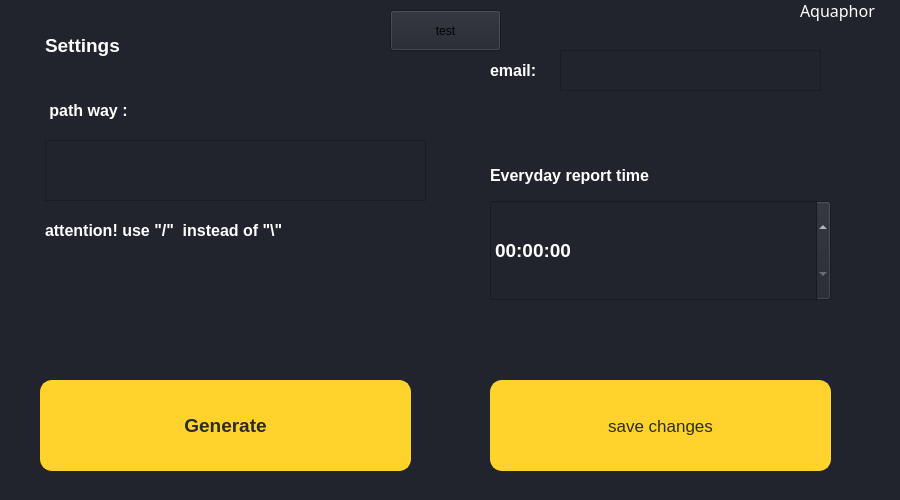
LekzLuthor/Aquaphor_Soft, file main_window.ui: the form before one commit.
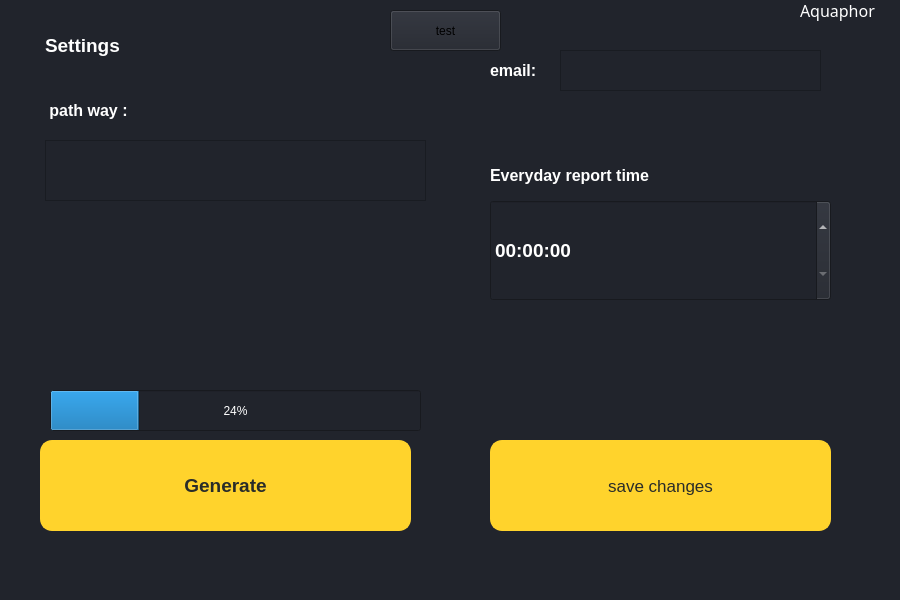
The form after the commit.

Patch:
```diff
--- a/main_window.ui
+++ b/main_window.ui
@@ -7,7 +7,7 @@
     <x>0</x>
     <y>0</y>
     <width>900</width>
-    <height>500</height>
+    <height>600</height>
    </rect>
   </property>
   <property name="sizePolicy">
@@ -19,13 +19,13 @@
   <property name="minimumSize">
    <size>
     <width>900</width>
-    <height>500</height>
+    <height>600</height>
    </size>
   </property>
   <property name="maximumSize">
    <size>
     <width>900</width>
-    <height>500</height>
+    <height>600</height>
    </size>
   </property>
   <property name="font">
@@ -68,7 +68,7 @@
     <property name="geometry">
      <rect>
       <x>490</x>
-      <y>380</y>
+      <y>440</y>
       <width>341</width>
       <height>91</height>
      </rect>
@@ -132,7 +132,7 @@
     <property name="geometry">
      <rect>
       <x>40</x>
-      <y>380</y>
+      <y>440</y>
       <width>371</width>
       <height>91</height>
      </rect>
@@ -322,30 +322,6 @@
      <string notr="true">color: white;</string>
     </property>
    </widget>
-   <widget class="QLabel" name="label_8">
-    <property name="geometry">
-     <rect>
-      <x>45</x>
-      <y>220</y>
-      <width>381</width>
-      <height>21</height>
-     </rect>
-    </property>
-    <property name="font">
-     <font>
-      <family>Microsoft JhengHei UI</family>
-      <pointsize>12</pointsize>
-      <weight>75</weight>
-      <bold>true</bold>
-     </font>
-    </property>
-    <property name="styleSheet">
-     <string notr="true">color: white;</string>
-    </property>
-    <property name="text">
-     <string>attention! use &quot;/&quot;  instead of &quot;\&quot; </string>
-    </property>
-   </widget>
    <widget class="QLabel" name="emailStatusBar">
     <property name="geometry">
      <rect>
@@ -403,36 +379,36 @@
    <widget class="QLabel" name="pathwayStatusBar">
     <property name="geometry">
      <rect>
-      <x>70</x>
-      <y>280</y>
-      <width>331</width>
-      <height>21</height>
-     </rect>
-    </property>
-    <property name="font">
-     <font>
-      <family>Microsoft JhengHei UI</family>
-      <pointsize>12</pointsize>
-      <weight>75</weight>
-      <bold>true</bold>
-     </font>
-    </property>
-    <property name="styleSheet">
-     <string notr="true">color: white;</string>
-    </property>
-    <property name="text">
-     <string/>
-    </property>
-    <property name="alignment">
-     <set>Qt::AlignCenter</set>
-    </property>
-   </widget>
-   <widget class="QLabel" name="loadStatusChecker">
-    <property name="geometry">
-     <rect>
       <x>60</x>
-      <y>330</y>
+      <y>210</y>
       <width>331</width>
+      <height>21</height>
+     </rect>
+    </property>
+    <property name="font">
+     <font>
+      <family>Microsoft JhengHei UI</family>
+      <pointsize>12</pointsize>
+      <weight>75</weight>
+      <bold>true</bold>
+     </font>
+    </property>
+    <property name="styleSheet">
+     <string notr="true">color: white;</string>
+    </property>
+    <property name="text">
+     <string/>
+    </property>
+    <property name="alignment">
+     <set>Qt::AlignCenter</set>
+    </property>
+   </widget>
+   <widget class="QLabel" name="loadStatusChecker">
+    <property name="geometry">
+     <rect>
+      <x>100</x>
+      <y>340</y>
+      <width>261</width>
       <height>31</height>
      </rect>
     </property>
@@ -454,6 +430,23 @@
      <set>Qt::AlignCenter</set>
     </property>
    </widget>
+   <widget class="QProgressBar" name="progressBar">
+    <property name="geometry">
+     <rect>
+      <x>50</x>
+      <y>390</y>
+      <width>371</width>
+      <height>41</height>
+     </rect>
+    </property>
+    <property name="styleSheet">
+     <string notr="true">color: white;
+</string>
+    </property>
+    <property name="value">
+     <number>24</number>
+    </property>
+   </widget>
   </widget>
   <widget class="QStatusBar" name="statusbar"/>
  </widget>
```
